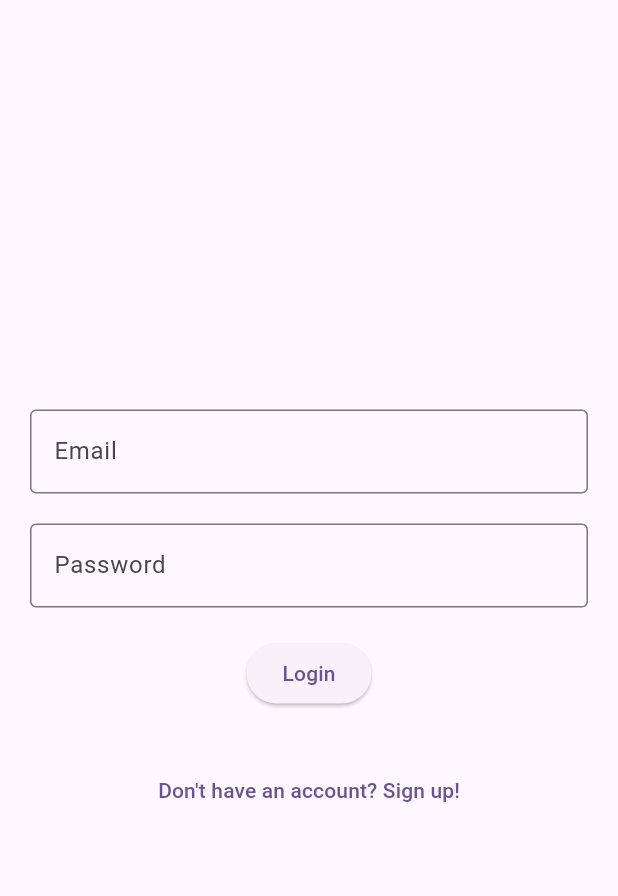
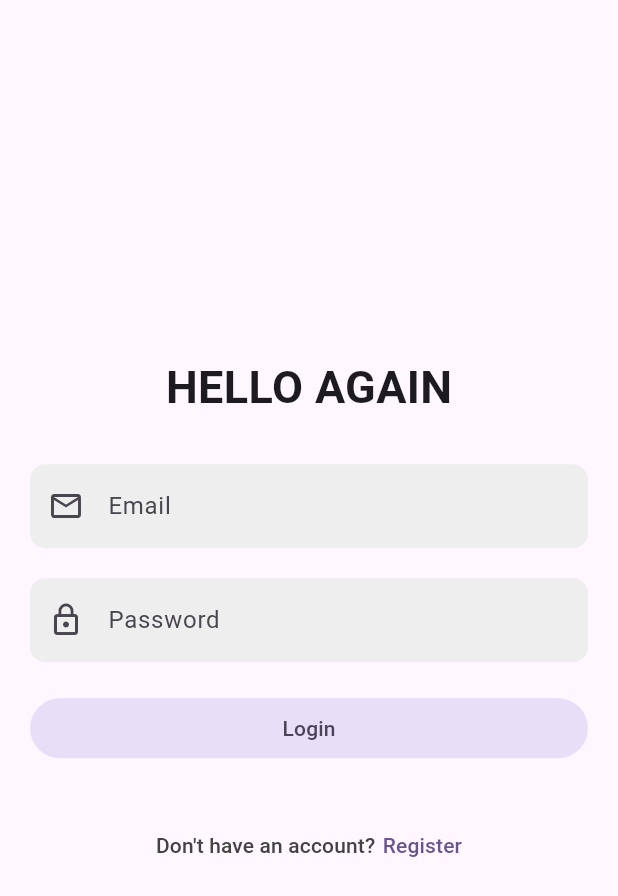
Before and after one commit to faustojc/workout_routine, a Flutter app: the screen it shows after launch, on a phone screen of 412 x 824 dp. Shown: the top 896 px of the screen. Run offline on Flutter 3.47's test engine with Material 3 defaults, Android fonts, the phone set to English and light mode, and no system bars; our stand-ins replace firebase_auth, firebase_core; accounts and stored records are empty.

Commit message:
Change layout

```diff
--- a/lib/widgets/auth/login.dart
+++ b/lib/widgets/auth/login.dart
@@ -50,30 +50,53 @@ class _LoginFormState extends State<LoginForm> {
             child: Column(
               mainAxisAlignment: MainAxisAlignment.center,
               children: <Widget>[
+                const Text(
+                  'HELLO AGAIN',
+                  style: TextStyle(fontSize: 30, fontWeight: FontWeight.bold),
+                ),
+                const SizedBox(height: 30),
                 InputFormField(
-                  type: InputFormFieldType.text,
+                  type: FieldType.text,
                   label: 'Email',
                   controller: _emailController,
                   validator: _validateEmail,
+                  icon: Icons.email_outlined,
+                  decoration: FieldDecoration.borderless,
                 ),
                 const SizedBox(height: 20),
                 InputFormField(
-                  type: InputFormFieldType.password,
+                  type: FieldType.password,
                   label: 'Password',
                   controller: _passwordController,
                   validator: _validatePassword,
+                  icon: Icons.lock_outline,
+                  decoration: FieldDecoration.borderless,
                 ),
                 const SizedBox(height: 20),
-                ElevatedButton(
-                  onPressed: _login,
-                  child: const Text('Login'),
+                Row(
+                  mainAxisAlignment: MainAxisAlignment.center,
+                  children: [
+                    Expanded(
+                      child: FilledButton.tonal(
+                        onPressed: _login,
+                        child: const Text('Login'),
+                      ),
+                    ),
+                  ],
                 ),
                 const SizedBox(height: 30),
                 TextButton(
                   onPressed: () {
-                    Routes.to(context, '/register');
+                    Routes.redirectTo(context, "/register");
                   },
-                  child: const Text('Don\'t have an account? Sign up!'),
+                  child: Row(
+                    mainAxisAlignment: MainAxisAlignment.center,
+                    children: [
+                      Text('Don\'t have an account?', style: TextStyle(color: Colors.grey.shade800)),
+                      const SizedBox(width: 5),
+                      const Text('Register'),
+                    ],
+                  ),
                 ),
               ],
             ),
--- a/lib/widgets/components/input_form_field.dart
+++ b/lib/widgets/components/input_form_field.dart
@@ -1,19 +1,28 @@
 import 'package:flutter/material.dart';
 
-enum InputFormFieldType {
+enum FieldType {
   text,
+  int,
+  double,
   password,
 }
 
+enum FieldDecoration {
+  filled,
+  outlined,
+  borderless,
+}
+
 class InputFormField extends StatefulWidget {
-  final InputFormFieldType type;
+  final FieldType type;
+  final FieldDecoration decoration;
   final IconData? icon;
   final String? label;
   final String? hint;
   final TextEditingController? controller;
   final String? Function(String?)? validator;
 
-  const InputFormField({super.key, required this.type, this.label, this.hint, this.controller, this.validator, this.icon});
+  const InputFormField({super.key, required this.type, this.decoration = FieldDecoration.outlined, this.label, this.hint, this.controller, this.validator, this.icon});
 
   @override
   State<InputFormField> createState() => _InputFormFieldState();
@@ -21,15 +30,28 @@ class InputFormField extends StatefulWidget {
 
 class _InputFormFieldState extends State<InputFormField> {
   Widget? _suffixIcon = const SizedBox.shrink();
+  InputBorder? _border;
+  Color? _fillColor;
   late bool _obscureText;
 
   @override
   void initState() {
     super.initState();
-    _obscureText = widget.type == InputFormFieldType.password;
+    _obscureText = widget.type == FieldType.password;
+
+    if (widget.decoration == FieldDecoration.outlined) {
+      _border = const OutlineInputBorder();
+    } else if (widget.decoration == FieldDecoration.borderless) {
+      _border = const OutlineInputBorder(
+        borderSide: BorderSide.none,
+        borderRadius: BorderRadius.all(Radius.circular(10)),
+      );
+
+      _fillColor = Colors.grey.shade200;
+    }
 
     if (widget.controller!.text.isNotEmpty) {
-      if (widget.type == InputFormFieldType.password) {
+      if (widget.type == FieldType.password) {
         _suffixIcon = IconButton(
           icon: Icon(_obscureText ? Icons.visibility : Icons.visibility_off),
           onPressed: _setObscureText,
@@ -57,15 +79,33 @@ class _InputFormFieldState extends State<InputFormField> {
   Widget build(BuildContext context) {
     return TextFormField(
       controller: widget.controller,
+      keyboardType: widget.type == FieldType.int ? TextInputType.number : TextInputType.text,
       decoration: InputDecoration(
         prefixIcon: widget.icon != null ? Icon(widget.icon) : null,
         suffixIcon: _suffixIcon,
         labelText: widget.label,
         hintText: widget.hint,
-        border: const OutlineInputBorder(),
+        filled: widget.decoration == FieldDecoration.filled || widget.decoration == FieldDecoration.borderless,
+        border: _border,
+        fillColor: _fillColor,
       ),
       obscureText: _obscureText,
       validator: widget.validator,
+      onChanged: (String value) {
+        if (widget.type == FieldType.int && value.isNotEmpty) {
+          if (int.tryParse(value) == null) {
+            widget.controller!.text = value.substring(0, value.length - 1);
+            widget.controller!.selection = TextSelection.fromPosition(TextPosition(offset: widget.controller!.text.length));
+          }
+        }
+
+        if (widget.type == FieldType.double && value.isNotEmpty) {
+          if (double.tryParse(value) == null) {
+            widget.controller!.text = value.substring(0, value.length - 1);
+            widget.controller!.selection = TextSelection.fromPosition(TextPosition(offset: widget.controller!.text.length));
+          }
+        }
+      },
     );
   }
 }
```
